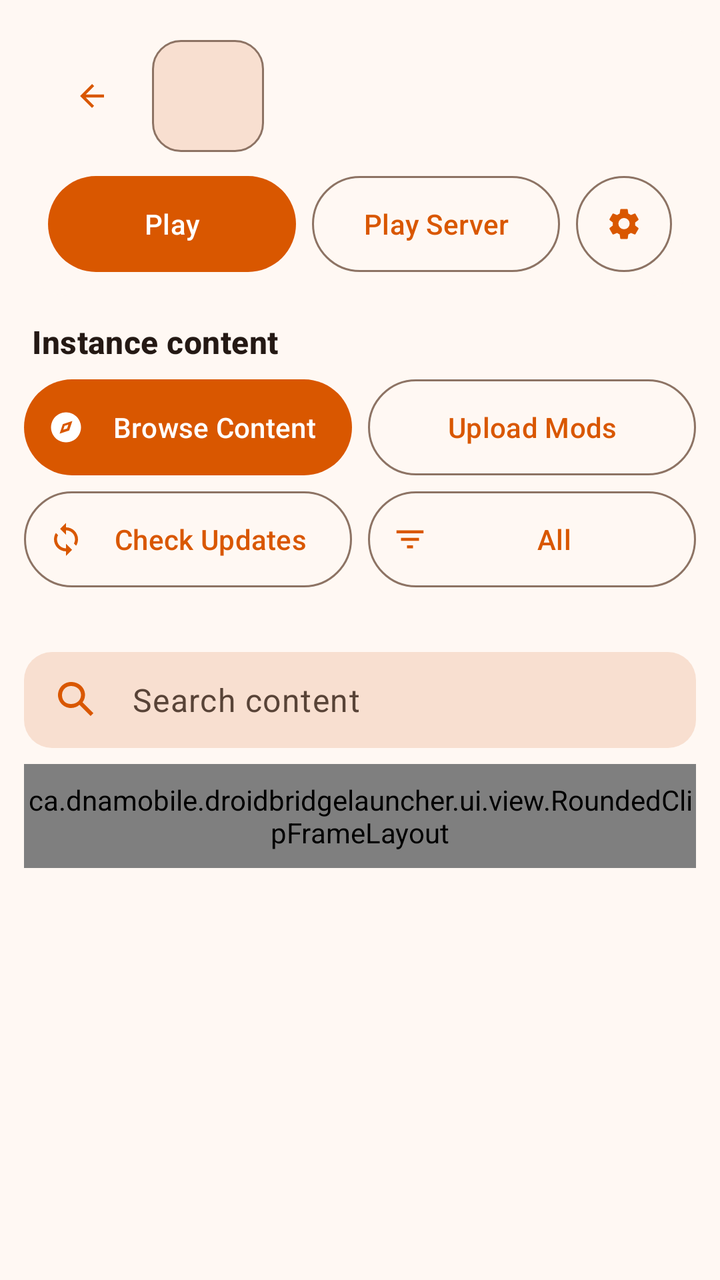
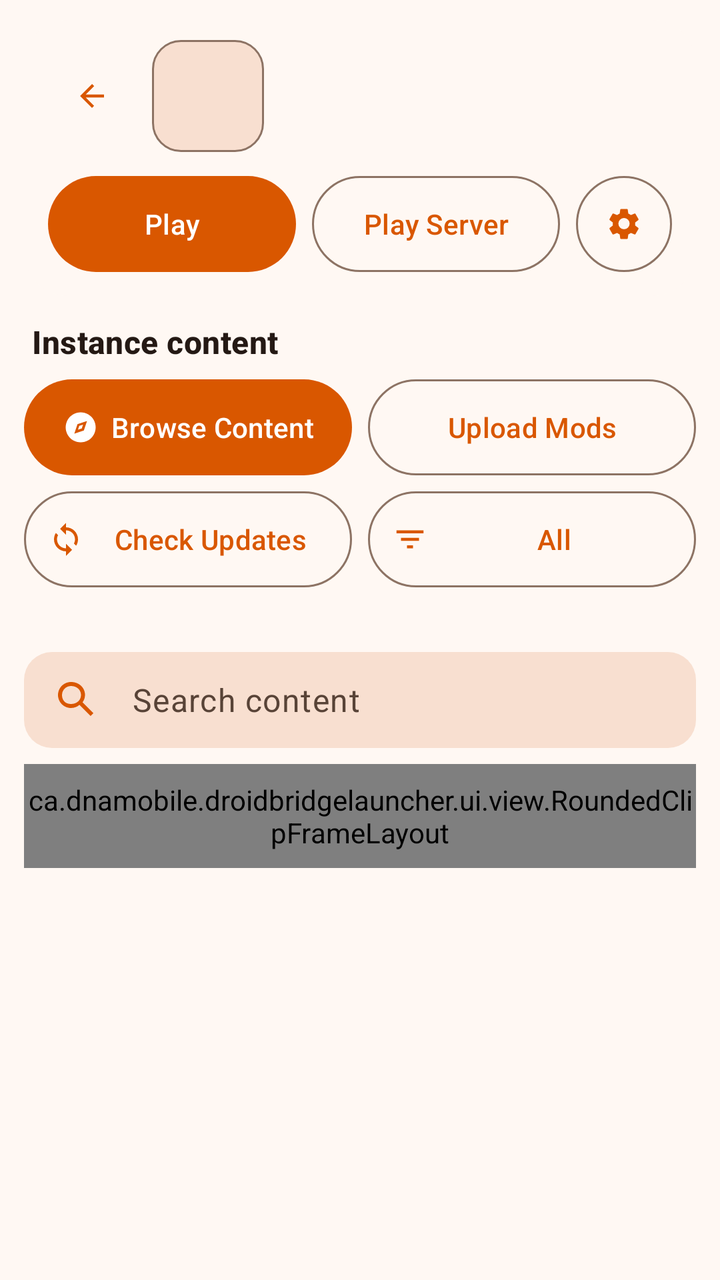

An Android layout rendered at two revisions. The XML below is the earlier revision; the diff shows what the commit changed to produce the second picture.
<!-- AndroidManifest.xml: application theme Theme.DroidBridge -->
<!-- res/layout/activity_instance_details.xml -->
<?xml version="1.0" encoding="utf-8"?>
<LinearLayout xmlns:android="http://schemas.android.com/apk/res/android"
    xmlns:app="http://schemas.android.com/apk/res-auto"
    android:layout_width="match_parent"
    android:layout_height="match_parent"
    android:animateLayoutChanges="true"
    android:background="?android:attr/colorBackground"
    android:clipToPadding="false"
    android:orientation="vertical"
    android:paddingStart="12dp"
    android:paddingTop="10dp"
    android:paddingEnd="12dp"
    android:paddingBottom="10dp">

    <com.google.android.material.card.MaterialCardView
        android:id="@+id/cardInstanceHeader"
        android:layout_width="match_parent"
        android:layout_height="wrap_content"
        app:cardBackgroundColor="?attr/colorSurface"
        app:cardCornerRadius="22dp"
        app:cardElevation="0dp"
        app:cardUseCompatPadding="false"
        app:strokeWidth="0dp">

        <LinearLayout
            android:layout_width="match_parent"
            android:layout_height="wrap_content"
            android:orientation="vertical"
            android:paddingStart="12dp"
            android:paddingTop="10dp"
            android:paddingEnd="12dp"
            android:paddingBottom="12dp">

            <LinearLayout
                android:layout_width="match_parent"
                android:layout_height="wrap_content"
                android:gravity="center_vertical"
                android:orientation="horizontal">

                <com.google.android.material.button.MaterialButton
                    android:id="@+id/buttonBackFromInstanceDetails"
                    style="@style/Widget.Material3.Button.TextButton.Icon"
                    android:elevation="0dp"
                    android:stateListAnimator="@null"
                    android:insetTop="0dp"
                    android:insetBottom="0dp"
                    android:layout_width="44dp"
                    android:layout_height="44dp"
                    android:contentDescription="@android:string/cancel"
                    android:minWidth="44dp"
                    android:minHeight="44dp"
                    android:padding="0dp"
                    app:icon="@drawable/ic_arrow_back_24"
                    app:iconGravity="textStart"
                    app:iconPadding="0dp" />

                <ImageView
                    android:id="@+id/imageInstanceIcon"
                    android:layout_width="56dp"
                    android:layout_height="56dp"
                    android:layout_marginStart="8dp"
                    android:background="@drawable/bg_instance_icon"
                    android:contentDescription="@string/create_instance_select_icon"
                    android:padding="7dp"
                    android:scaleType="centerInside"
                    android:src="@mipmap/ic_launcher" />

                <LinearLayout
                    android:layout_width="0dp"
                    android:layout_height="wrap_content"
                    android:layout_marginStart="12dp"
                    android:layout_weight="1"
                    android:orientation="vertical">

                    <TextView
                        android:id="@+id/textInstanceName"
                        android:layout_width="match_parent"
                        android:layout_height="wrap_content"
                        android:ellipsize="end"
                        android:maxLines="2"
                        android:textAppearance="@style/TextAppearance.Material3.TitleLarge"
                        android:textStyle="bold" />

                    <TextView
                        android:id="@+id/textInstanceMeta"
                        android:layout_width="match_parent"
                        android:layout_height="wrap_content"
                        android:layout_marginTop="2dp"
                        android:ellipsize="end"
                        android:maxLines="1"
                        android:textAppearance="@style/TextAppearance.Material3.BodySmall" />
                </LinearLayout>
            </LinearLayout>

            <LinearLayout
                android:layout_width="match_parent"
                android:layout_height="wrap_content"
                android:layout_marginTop="12dp"
                android:gravity="center_vertical"
                android:orientation="horizontal">

                <com.google.android.material.button.MaterialButton
                    android:id="@+id/buttonPlay"
                    android:elevation="0dp"
                    android:stateListAnimator="@null"
                    android:insetTop="0dp"
                    android:insetBottom="0dp"
                    android:layout_width="0dp"
                    android:layout_height="48dp"
                    android:layout_weight="1"
                    android:minWidth="0dp"
                    android:minHeight="48dp"
                    android:paddingStart="18dp"
                    android:paddingEnd="18dp"
                    android:text="@string/button_play_instance" />

                <com.google.android.material.button.MaterialButton
                    android:id="@+id/buttonPlayServer"
                    style="@style/Widget.Material3.Button.OutlinedButton"
                    android:elevation="0dp"
                    android:stateListAnimator="@null"
                    android:insetTop="0dp"
                    android:insetBottom="0dp"
                    android:layout_width="0dp"
                    android:layout_height="48dp"
                    android:layout_marginStart="8dp"
                    android:layout_weight="1"
                    android:minWidth="0dp"
                    android:minHeight="48dp"
                    android:paddingStart="12dp"
                    android:paddingEnd="12dp"
                    android:text="@string/button_play_server" />

                <com.google.android.material.button.MaterialButton
                    android:id="@+id/buttonInstanceSettings"
                    style="@style/Widget.Material3.Button.OutlinedButton"
                    android:elevation="0dp"
                    android:stateListAnimator="@null"
                    android:insetTop="0dp"
                    android:insetBottom="0dp"
                    android:layout_width="48dp"
                    android:layout_height="48dp"
                    android:layout_marginStart="8dp"
                    android:contentDescription="@string/instance_settings_content_description"
                    android:minWidth="48dp"
                    android:minHeight="48dp"
                    android:padding="0dp"
                    app:icon="@drawable/ic_settings_24"
                    app:iconGravity="textStart"
                    app:iconPadding="0dp" />
            </LinearLayout>
        </LinearLayout>
    </com.google.android.material.card.MaterialCardView>

    <TextView
        android:layout_width="match_parent"
        android:layout_height="wrap_content"
        android:layout_marginStart="4dp"
        android:layout_marginTop="12dp"
        android:text="@string/instance_details_content_title"
        android:textAppearance="@style/TextAppearance.Material3.TitleMedium"
        android:textStyle="bold" />

    <LinearLayout
        android:id="@+id/layoutContentActions"
        android:layout_width="match_parent"
        android:layout_height="wrap_content"
        android:layout_marginTop="8dp"
        android:animateLayoutChanges="true"
        android:orientation="vertical">

        <LinearLayout
            android:layout_width="match_parent"
            android:layout_height="wrap_content"
            android:orientation="horizontal">

            <com.google.android.material.button.MaterialButton
                android:id="@+id/buttonBrowseContent"
                android:elevation="0dp"
                android:stateListAnimator="@null"
                android:insetTop="0dp"
                android:insetBottom="0dp"
                android:maxLines="1"
                android:ellipsize="end"
                android:layout_width="0dp"
                android:layout_height="wrap_content"
                android:layout_weight="1"
                android:minWidth="0dp"
                android:minHeight="48dp"
                android:paddingStart="12dp"
                android:paddingEnd="12dp"
                android:text="@string/button_browse_content"
                app:icon="@drawable/ic_browse_content_24" />

            <com.google.android.material.button.MaterialButton
                android:id="@+id/buttonAddMods"
                android:insetTop="0dp"
                android:insetBottom="0dp"
                android:maxLines="1"
                android:ellipsize="end"
                style="@style/Widget.Material3.Button.OutlinedButton"
                android:elevation="0dp"
                android:stateListAnimator="@null"
                android:layout_width="0dp"
                android:layout_height="wrap_content"
                android:layout_marginStart="8dp"
                android:layout_weight="1"
                android:minWidth="0dp"
                android:minHeight="48dp"
                android:paddingStart="12dp"
                android:paddingEnd="12dp"
                android:text="@string/button_upload_mods" />
        </LinearLayout>

        <LinearLayout
            android:layout_width="match_parent"
            android:layout_height="wrap_content"
            android:layout_marginTop="8dp"
            android:orientation="horizontal">

            <com.google.android.material.button.MaterialButton
                android:id="@+id/buttonCheckContentUpdates"
                android:insetTop="0dp"
                android:insetBottom="0dp"
                android:maxLines="1"
                android:ellipsize="end"
                style="@style/Widget.Material3.Button.OutlinedButton"
                android:elevation="0dp"
                android:stateListAnimator="@null"
                android:layout_width="0dp"
                android:layout_height="wrap_content"
                android:layout_weight="1"
                android:minWidth="0dp"
                android:minHeight="48dp"
                android:paddingStart="12dp"
                android:paddingEnd="12dp"
                android:text="@string/instance_content_check_updates"
                app:icon="@drawable/ic_sync_24" />

            <com.google.android.material.button.MaterialButton
                android:id="@+id/buttonContentFilter"
                android:insetTop="0dp"
                android:insetBottom="0dp"
                android:maxLines="1"
                android:ellipsize="end"
                style="@style/Widget.Material3.Button.OutlinedButton"
                android:elevation="0dp"
                android:stateListAnimator="@null"
                android:layout_width="0dp"
                android:layout_height="wrap_content"
                android:layout_marginStart="8dp"
                android:layout_weight="1"
                android:minWidth="0dp"
                android:minHeight="48dp"
                android:paddingStart="12dp"
                android:paddingEnd="12dp"
                android:text="@string/instance_content_filter_all_short"
                app:icon="@drawable/ic_filter_list_24" />

            <com.google.android.material.button.MaterialButton
                android:id="@+id/buttonUpdateAllContent"
                android:elevation="0dp"
                android:stateListAnimator="@null"
                android:insetTop="0dp"
                android:insetBottom="0dp"
                android:maxLines="1"
                android:ellipsize="end"
                android:layout_width="0dp"
                android:layout_height="wrap_content"
                android:layout_marginStart="8dp"
                android:layout_weight="1"
                android:minWidth="0dp"
                android:minHeight="48dp"
                android:paddingStart="12dp"
                android:paddingEnd="12dp"
                android:text="@string/instance_content_update_all"
                android:visibility="gone"
                app:icon="@drawable/ic_update_24" />
        </LinearLayout>
    </LinearLayout>


    <com.google.android.material.card.MaterialCardView
        android:id="@+id/layoutContentSelection"
        android:layout_width="match_parent"
        android:layout_height="wrap_content"
        android:layout_marginTop="8dp"
        android:visibility="gone"
        app:cardBackgroundColor="?attr/colorSurface"
        app:cardCornerRadius="22dp"
        app:cardElevation="0dp"
        app:cardUseCompatPadding="false"
        app:strokeColor="?attr/colorPrimary"
        app:strokeWidth="1dp">

        <LinearLayout
            android:layout_width="match_parent"
            android:layout_height="wrap_content"
            android:gravity="center_vertical"
            android:orientation="horizontal"
            android:paddingStart="10dp"
            android:paddingTop="6dp"
            android:paddingEnd="8dp"
            android:paddingBottom="6dp">

            <TextView
                android:id="@+id/textContentSelectionCount"
                android:layout_width="0dp"
                android:layout_height="wrap_content"
                android:layout_weight="1"
                android:ellipsize="end"
                android:maxLines="1"
                android:textAppearance="@style/TextAppearance.Material3.BodyMedium"
                android:textColor="?attr/colorOnSurface"
                android:textStyle="bold" />

            <HorizontalScrollView
                android:layout_width="wrap_content"
                android:layout_height="wrap_content"
                android:fillViewport="false"
                android:scrollbars="none">

                <LinearLayout
                    android:layout_width="wrap_content"
                    android:layout_height="wrap_content"
                    android:gravity="center_vertical"
                    android:orientation="horizontal">

                    <com.google.android.material.button.MaterialButton
                        android:id="@+id/buttonSelectAllContent"
                        style="@style/Widget.Material3.Button.OutlinedButton"
                        android:elevation="0dp"
                        android:stateListAnimator="@null"
                        android:insetTop="0dp"
                        android:insetBottom="0dp"
                        android:layout_width="wrap_content"
                        android:layout_height="wrap_content"
                        android:minWidth="0dp"
                        android:minHeight="44dp"
                        android:paddingStart="10dp"
                        android:paddingEnd="12dp"
                        android:text="@string/instance_content_select_all"
                        app:icon="@drawable/ic_check_24" />

                    <com.google.android.material.button.MaterialButton
                        android:id="@+id/buttonUpdateSelectedContent"
                        style="@style/Widget.Material3.Button.OutlinedButton"
                        android:elevation="0dp"
                        android:stateListAnimator="@null"
                        android:insetTop="0dp"
                        android:insetBottom="0dp"
                        android:layout_width="wrap_content"
                        android:layout_height="wrap_content"
                        android:minWidth="0dp"
                        android:minHeight="44dp"
                        android:paddingStart="10dp"
                        android:paddingEnd="12dp"
                        android:text="@string/instance_content_update_selected"
                        app:icon="@drawable/ic_update_24" />

                    <com.google.android.material.button.MaterialButton
                        android:id="@+id/buttonEnableSelectedContent"
                        style="@style/Widget.Material3.Button.OutlinedButton"
                        android:elevation="0dp"
                        android:stateListAnimator="@null"
                        android:insetTop="0dp"
                        android:insetBottom="0dp"
                        android:layout_width="wrap_content"
                        android:layout_height="wrap_content"
                        android:layout_marginStart="6dp"
                        android:minWidth="0dp"
                        android:minHeight="44dp"
                        android:paddingStart="10dp"
                        android:paddingEnd="12dp"
                        android:text="@string/instance_content_enable_selected"
                        android:visibility="gone"
                        app:icon="@drawable/ic_enable_24" />

                    <com.google.android.material.button.MaterialButton
                        android:id="@+id/buttonDisableSelectedContent"
                        style="@style/Widget.Material3.Button.OutlinedButton"
                        android:elevation="0dp"
                        android:stateListAnimator="@null"
                        android:insetTop="0dp"
                        android:insetBottom="0dp"
                        android:layout_width="wrap_content"
                        android:layout_height="wrap_content"
                        android:layout_marginStart="6dp"
                        android:minWidth="0dp"
                        android:minHeight="44dp"
                        android:paddingStart="10dp"
                        android:paddingEnd="12dp"
                        android:text="@string/instance_content_disable_selected"
                        android:visibility="gone"
                        app:icon="@drawable/ic_disable_24" />

                    <com.google.android.material.button.MaterialButton
                        android:id="@+id/buttonDeleteSelectedContent"
                        style="@style/Widget.Material3.Button.OutlinedButton"
                        android:elevation="0dp"
                        android:stateListAnimator="@null"
                        android:insetTop="0dp"
                        android:insetBottom="0dp"
                        android:layout_width="wrap_content"
                        android:layout_height="wrap_content"
                        android:layout_marginStart="6dp"
                        android:minWidth="0dp"
                        android:minHeight="44dp"
                        android:paddingStart="10dp"
                        android:paddingEnd="12dp"
                        android:text="@string/instance_content_delete_selected"
                        app:icon="@drawable/ic_delete_24"
                        app:iconTint="?attr/colorError"
                        app:strokeColor="?attr/colorError" />

                    <com.google.android.material.button.MaterialButton
                        android:id="@+id/buttonClearContentSelection"
                        style="@style/Widget.Material3.Button.TextButton"
                        android:elevation="0dp"
                        android:stateListAnimator="@null"
                        android:insetTop="0dp"
                        android:insetBottom="0dp"
                        android:layout_width="wrap_content"
                        android:layout_height="wrap_content"
                        android:layout_marginStart="6dp"
                        android:minWidth="0dp"
                        android:minHeight="44dp"
                        android:paddingStart="10dp"
                        android:paddingEnd="10dp"
                        android:text="@string/instance_content_clear_selection" />
                </LinearLayout>
            </HorizontalScrollView>
        </LinearLayout>
    </com.google.android.material.card.MaterialCardView>

    <TextView
        android:id="@+id/textModsHint"
        android:layout_width="match_parent"
        android:layout_height="wrap_content"
        android:layout_marginStart="4dp"
        android:layout_marginTop="8dp"
        android:ellipsize="end"
        android:maxLines="2"
        android:textAppearance="@style/TextAppearance.Material3.BodySmall" />

    <com.google.android.material.textfield.TextInputLayout
        android:id="@+id/layoutContentSearch"
        style="@style/Widget.Material3.TextInputLayout.FilledBox"
        android:background="@drawable/bg_content_browser_search"
        android:paddingStart="2dp"
        android:paddingEnd="2dp"
        android:layout_width="match_parent"
        android:layout_height="48dp"
        android:layout_marginTop="8dp"
        app:boxCornerRadiusBottomEnd="18dp"
        app:boxCornerRadiusBottomStart="18dp"
        app:boxCornerRadiusTopEnd="18dp"
        app:boxCornerRadiusTopStart="18dp"
        app:boxBackgroundColor="?attr/colorSurfaceVariant"
            app:boxStrokeWidth="0dp"
        app:boxStrokeWidthFocused="0dp"
        app:endIconMode="clear_text"
        app:hintEnabled="false"
        app:startIconDrawable="@drawable/ic_search_24"
        app:startIconTint="?attr/colorPrimary">

        <com.google.android.material.textfield.TextInputEditText
            android:id="@+id/editTextContentSearch"
            android:layout_width="match_parent"
            android:layout_height="match_parent"
            android:background="@android:color/transparent"
            android:hint="@string/instance_content_search_hint"
            android:textColor="?attr/colorOnSurface"
            android:textColorHint="?attr/colorOnSurfaceVariant"
            android:imeOptions="actionDone|flagNoExtractUi"
            android:inputType="text"
            android:maxLines="1"
            android:paddingTop="0dp"
            android:paddingBottom="0dp"
            android:singleLine="true" />
    </com.google.android.material.textfield.TextInputLayout>

    <ca.dnamobile.droidbridgelauncher.ui.view.RoundedClipFrameLayout
        android:id="@+id/layoutResourceCategoryTabs"
        android:layout_width="match_parent"
        android:layout_height="52dp"
        android:layout_marginTop="8dp"
        android:background="@drawable/bg_content_tab_container"
        android:clipChildren="true"
        android:clipToPadding="true">

        <com.google.android.material.tabs.TabLayout
            android:id="@+id/tabResourceCategories"
            android:layout_width="match_parent"
            android:layout_height="52dp"
            android:background="@android:color/transparent"
            android:padding="4dp"
            app:tabGravity="start"
            app:tabIndicator="@drawable/bg_content_tab_indicator"
            app:tabIndicatorFullWidth="true"
            app:tabIndicatorHeight="44dp"
            app:tabMinWidth="0dp"
            app:tabMode="scrollable"
            app:tabPaddingEnd="16dp"
            app:tabPaddingStart="16dp"
            app:tabRippleColor="@android:color/transparent"
            app:tabSelectedTextColor="?attr/colorOnPrimaryContainer"
            app:tabTextAppearance="@style/TextAppearance.Material3.TitleSmall"
            app:tabTextColor="?attr/colorOnSurfaceVariant" />
    </ca.dnamobile.droidbridgelauncher.ui.view.RoundedClipFrameLayout>

    <com.google.android.material.card.MaterialCardView
        android:id="@+id/cardResourceItems"
        android:layout_width="match_parent"
        android:layout_height="0dp"
        android:layout_marginTop="8dp"
        android:layout_weight="1"
        app:cardBackgroundColor="@android:color/transparent"
        app:cardCornerRadius="0dp"
        app:cardElevation="0dp"
        app:cardUseCompatPadding="false"
        app:strokeWidth="0dp">

        <androidx.recyclerview.widget.RecyclerView
            android:id="@+id/recyclerResourceItems"
            android:layout_width="match_parent"
            android:layout_height="match_parent"
            android:clipToPadding="false"
            android:nestedScrollingEnabled="true"
            android:overScrollMode="ifContentScrolls"
            android:paddingStart="2dp"
            android:paddingTop="6dp"
            android:paddingEnd="2dp"
            android:paddingBottom="2dp" />
    </com.google.android.material.card.MaterialCardView>

    <LinearLayout
        android:id="@+id/layoutContentPager"
        android:layout_width="match_parent"
        android:layout_height="wrap_content"
        android:layout_marginTop="8dp"
        android:background="@drawable/bg_content_browser_controls_panel"
        android:gravity="center_vertical"
        android:orientation="horizontal"
        android:padding="6dp"
        android:visibility="gone">

        <com.google.android.material.button.MaterialButton
            android:id="@+id/buttonContentPagePrevious"
            style="@style/Widget.Material3.Button.OutlinedButton"
            android:elevation="0dp"
            android:stateListAnimator="@null"
            android:insetTop="0dp"
            android:insetBottom="0dp"
            android:layout_width="wrap_content"
            android:layout_height="wrap_content"
            android:minWidth="0dp"
            android:minHeight="44dp"
            android:paddingStart="10dp"
            android:paddingEnd="12dp"
            android:text="@string/instance_content_page_previous"
            app:icon="@drawable/ic_chevron_left_24" />

        <TextView
            android:id="@+id/textContentPageStatus"
            android:layout_width="0dp"
            android:layout_height="wrap_content"
            android:layout_marginStart="10dp"
            android:layout_marginEnd="10dp"
            android:layout_weight="1"
            android:ellipsize="end"
            android:gravity="center"
            android:maxLines="1"
            android:textAppearance="@style/TextAppearance.Material3.BodySmall"
            android:textColor="?attr/colorOnSurface" />

        <com.google.android.material.button.MaterialButton
            android:id="@+id/buttonContentPageNext"
            style="@style/Widget.Material3.Button.OutlinedButton"
            android:elevation="0dp"
            android:stateListAnimator="@null"
            android:insetTop="0dp"
            android:insetBottom="0dp"
            android:layout_width="wrap_content"
            android:layout_height="wrap_content"
            android:minWidth="0dp"
            android:minHeight="44dp"
            android:paddingStart="12dp"
            android:paddingEnd="10dp"
            android:text="@string/instance_content_page_next"
            app:icon="@drawable/ic_chevron_right_24"
            app:iconGravity="textEnd" />
    </LinearLayout>
</LinearLayout>
<!-- resources referenced by this layout -->
<resources>
  <!-- drawable bg_content_browser_search (drawable) -->
  <?xml version="1.0" encoding="utf-8"?>
  <shape xmlns:android="http://schemas.android.com/apk/res/android">
      <solid android:color="?attr/colorSurfaceVariant" />
      <corners android:radius="14dp" />
  </shape>
  <!-- drawable bg_content_tab_container (drawable) -->
  <?xml version="1.0" encoding="utf-8"?>
  <shape xmlns:android="http://schemas.android.com/apk/res/android"
      android:shape="rectangle">
      <solid android:color="?attr/colorSurface" />
      <corners android:radius="28dp" />
  </shape>
  <!-- drawable bg_content_tab_indicator (drawable) -->
  <?xml version="1.0" encoding="utf-8"?>
  <shape xmlns:android="http://schemas.android.com/apk/res/android"
      android:shape="rectangle">
      <solid android:color="?attr/colorPrimaryContainer" />
      <corners android:radius="24dp" />
  </shape>
  <!-- mipmap ic_launcher (mipmap-anydpi-v26) -->
  <adaptive-icon xmlns:android="http://schemas.android.com/apk/res/android">
      <background android:drawable="@drawable/ic_launcher_background"/>
      <foreground android:drawable="@drawable/ic_launcher_foreground"/>
  </adaptive-icon>
  <string name="button_browse_content">Browse Content</string>
  <string name="button_play_instance">Play</string>
  <string name="button_play_server">Play Server</string>
  <string name="button_upload_mods">Upload Mods</string>
  <string name="create_instance_select_icon">Select icon</string>
  <string name="instance_content_check_updates">Check Updates</string>
  <string name="instance_content_clear_selection">Clear</string>
  <string name="instance_content_delete_selected">Delete</string>
  <string name="instance_content_disable_selected">Disable</string>
  <string name="instance_content_enable_selected">Enable</string>
  <string name="instance_content_filter_all_short">All</string>
  <string name="instance_content_page_next">Next</string>
  <string name="instance_content_page_previous">Prev</string>
  <string name="instance_content_search_hint">Search content</string>
  <string name="instance_content_select_all">Select all</string>
  <string name="instance_content_update_all">Update All</string>
  <string name="instance_content_update_selected">Update</string>
  <string name="instance_details_content_title">Instance content</string>
  <string name="instance_settings_content_description">Instance settings</string>
  <!-- drawable ic_launcher_background (drawable) -->
  <shape xmlns:android="http://schemas.android.com/apk/res/android" android:shape="rectangle">
      <solid android:color="#102116"/>
  </shape>
  <color name="launcher_orange">#D95700</color>
  <color name="launcher_on_orange">#FFFFFF</color>
  <color name="launcher_orange_container">#FFE0C2</color>
  <color name="launcher_on_orange_container">#411400</color>
  <color name="launcher_secondary">#765746</color>
  <color name="launcher_on_secondary">#FFFFFF</color>
  <color name="launcher_secondary_container">#FFDCC7</color>
  <color name="launcher_on_secondary_container">#2C160B</color>
  <color name="launcher_tertiary">#695E2F</color>
  <color name="launcher_on_tertiary">#FFFFFF</color>
  <color name="launcher_tertiary_container">#F2E2A7</color>
  <color name="launcher_on_tertiary_container">#211B00</color>
  <color name="launcher_surface">#FFF8F3</color>
  <color name="launcher_on_surface">#241914</color>
  <color name="launcher_surface_variant">#F8DFD0</color>
  <color name="launcher_on_surface_variant">#584337</color>
  <color name="launcher_outline">#8D7364</color>
  <color name="launcher_outline_variant">#DBC2B3</color>
  <color name="launcher_error">#BA1A1A</color>
  <color name="launcher_on_error">#FFFFFF</color>
  <color name="launcher_error_container">#FFDAD6</color>
  <color name="launcher_on_error_container">#410002</color>
  <color name="launcher_background">#FFF8F3</color>
  <color name="launcher_card">#FFF1E6</color>
  <!-- unchanged entries left out for length: 19 -->
</resources>

<!-- the commit's change to res/layout/activity_instance_details.xml (unified diff, before → after) -->
@@ -169,17 +169,21 @@
         android:animateLayoutChanges="true"
         android:orientation="vertical">
 
+        
         <LinearLayout
             android:layout_width="match_parent"
             android:layout_height="wrap_content"
+            android:baselineAligned="false"
             android:orientation="horizontal">
 
+            
             <com.google.android.material.button.MaterialButton
                 android:id="@+id/buttonBrowseContent"
                 android:elevation="0dp"
                 android:stateListAnimator="@null"
                 android:insetTop="0dp"
                 android:insetBottom="0dp"
+                android:singleLine="true"
                 android:maxLines="1"
                 android:ellipsize="end"
                 android:layout_width="0dp"
@@ -187,15 +191,22 @@
                 android:layout_weight="1"
                 android:minWidth="0dp"
                 android:minHeight="48dp"
-                android:paddingStart="12dp"
-                android:paddingEnd="12dp"
+                android:paddingStart="8dp"
+                android:paddingEnd="8dp"
                 android:text="@string/button_browse_content"
-                app:icon="@drawable/ic_browse_content_24" />
+                app:autoSizeMaxTextSize="14sp"
+                app:autoSizeMinTextSize="11sp"
+                app:autoSizeStepGranularity="1sp"
+                app:autoSizeTextType="uniform"
+                app:icon="@drawable/ic_browse_content_24"
+                app:iconGravity="textStart"
+                app:iconPadding="6dp" />
 
             <com.google.android.material.button.MaterialButton
                 android:id="@+id/buttonAddMods"
                 android:insetTop="0dp"
                 android:insetBottom="0dp"
+                android:singleLine="true"
                 android:maxLines="1"
                 android:ellipsize="end"
                 style="@style/Widget.Material3.Button.OutlinedButton"
